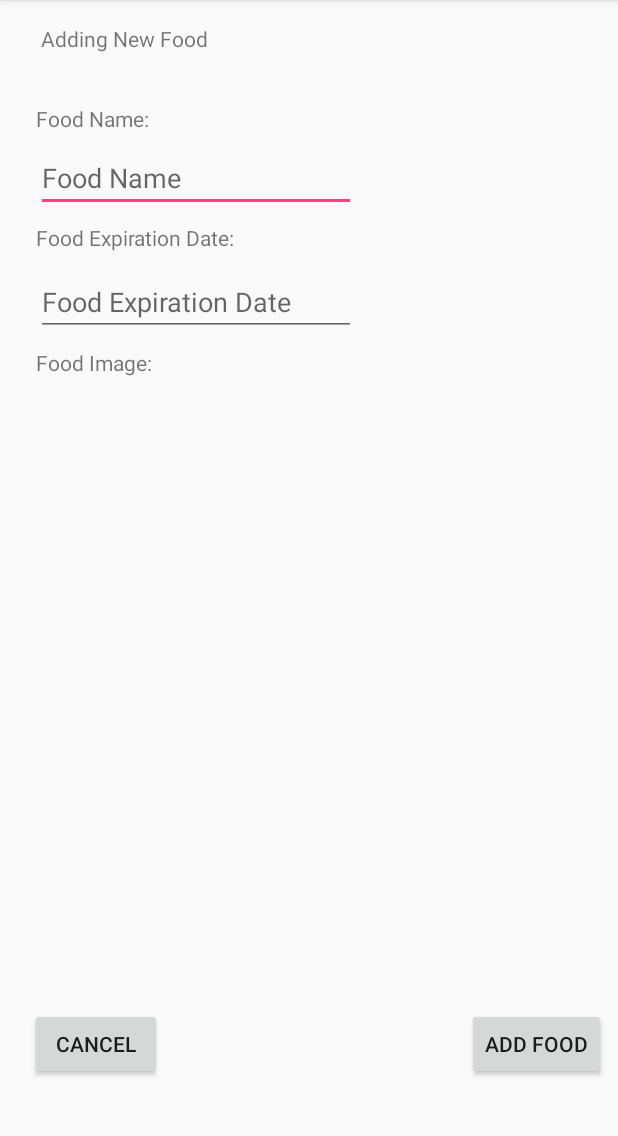
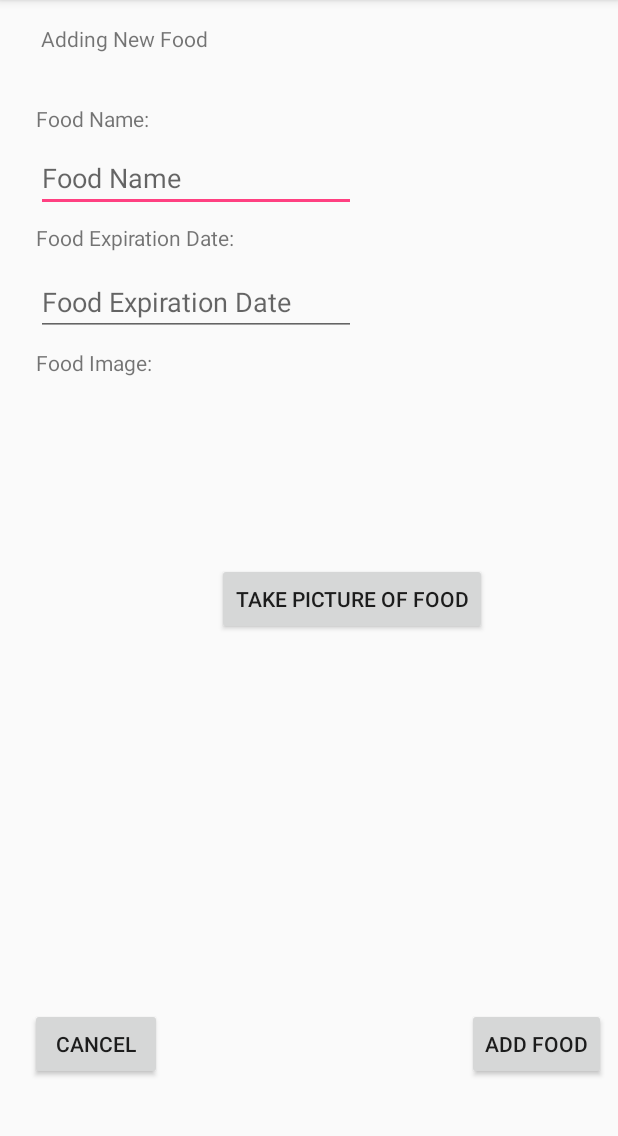
Before and after one commit to heyItsAma/RipeBananas, an Android app: the AddFood screen opened directly, with no data from a screen before it, on a phone screen of 412 x 824 dp, the part 84-1220 px from its top. Run offline under Robolectric (Android 15) with nearby library versions, the phone set to English and light mode, and no system bars; 1 statement that could not run was skipped.

```diff
--- a/app/src/main/AndroidManifest.xml
+++ b/app/src/main/AndroidManifest.xml
@@ -1,6 +1,9 @@
 <?xml version="1.0" encoding="utf-8"?>
 <manifest xmlns:android="http://schemas.android.com/apk/res/android"
     package="com.example.tehhuzzlenut.ripebananas">
+
+    <uses-feature android:name="android.hardware.camera"
+        android:required="false" />
 
     <application
         android:name="android.support.multidex.MultiDexApplication"
--- a/app/src/main/java/com/example/tehhuzzlenut/ripebananas/AddFood.java
+++ b/app/src/main/java/com/example/tehhuzzlenut/ripebananas/AddFood.java
@@ -1,12 +1,16 @@
 package com.example.tehhuzzlenut.ripebananas;
 
 import android.content.Intent;
+import android.content.pm.PackageManager;
+import android.graphics.Bitmap;
+import android.provider.MediaStore;
 import android.support.v7.app.AppCompatActivity;
 import android.os.Bundle;
 import android.util.Log;
 import android.view.View;
 import android.widget.Button;
 import android.widget.EditText;
+import android.widget.ImageView;
 import android.widget.Toast;
 
 public class AddFood extends AppCompatActivity {
@@ -19,6 +23,11 @@ public class AddFood extends AppCompatActivity {
 
     //Database
     DatabaseHelper db;
+
+    //Camera
+    public static final int REQUEST_CAPTURE = 20;
+    ImageView foodPhoto;
+    private Button takeFoodPhoto;
 
     @Override
     protected void onCreate(Bundle savedInstanceState) {
@@ -46,6 +55,43 @@ public class AddFood extends AppCompatActivity {
                 addNewFood();
             }
         });
+
+        //Picture Button Setup
+
+        //Check for Camera
+        if(!hasCamera()){
+            takeFoodPhoto.setEnabled(false);
+        }
+
+        takeFoodPhoto = (Button) findViewById(R.id.foodPictureButton);
+        takeFoodPhoto.setOnClickListener(new View.OnClickListener() {
+            @Override
+            public void onClick(View view) {
+                launchCamera(view);
+            }
+        });
+
+    }
+
+    public boolean hasCamera(){
+        return getPackageManager().hasSystemFeature(PackageManager.FEATURE_CAMERA_ANY);
+    }
+
+    public void launchCamera(View v){
+        Intent i = new Intent(MediaStore.ACTION_IMAGE_CAPTURE);
+        startActivityForResult(i, REQUEST_CAPTURE);
+    }
+
+    @Override
+    protected void onActivityResult(int requestCode, int resultCode, Intent data) {
+        super.onActivityResult(requestCode, resultCode, data);
+        if(requestCode == REQUEST_CAPTURE && resultCode == RESULT_OK){
+            Bundle extras = data.getExtras();
+            Bitmap imageBitmap = (Bitmap) extras.get("data");
+            foodPhoto = (ImageView) findViewById(R.id.foodCameraImage);
+            foodPhoto.setImageBitmap(imageBitmap);
+            //foodPhoto.invalidate();
+        }
     }
 
     private void addNewFood() {
--- a/app/src/main/res/layout/activity_add_food.xml
+++ b/app/src/main/res/layout/activity_add_food.xml
@@ -100,4 +100,32 @@
         app:layout_constraintStart_toStartOf="parent"
         app:layout_constraintTop_toBottomOf="@+id/addFoodExpDate"
         app:layout_constraintVertical_bias="1.0" />
+
+    <Button
+        android:id="@+id/foodPictureButton"
+        android:layout_width="wrap_content"
+        android:layout_height="wrap_content"
+        android:layout_marginEnd="8dp"
+        android:layout_marginStart="100dp"
+        android:layout_marginTop="124dp"
+        android:text="Take Picture of Food"
+        app:layout_constraintEnd_toEndOf="parent"
+        app:layout_constraintHorizontal_bias="0.36"
+        app:layout_constraintStart_toStartOf="parent"
+        app:layout_constraintTop_toBottomOf="@+id/addImage" />
+
+    <ImageView
+        android:id="@+id/foodCameraImage"
+        android:layout_width="96dp"
+        android:layout_height="97dp"
+        android:layout_marginBottom="8dp"
+        android:layout_marginEnd="8dp"
+        android:layout_marginStart="8dp"
+        android:layout_marginTop="8dp"
+        app:layout_constraintBottom_toTopOf="@+id/foodPictureButton"
+        app:layout_constraintEnd_toEndOf="parent"
+        app:layout_constraintStart_toStartOf="parent"
+        app:layout_constraintTop_toBottomOf="@+id/addImage"
+        app:layout_constraintVertical_bias="0.0" />
+
 </android.support.constraint.ConstraintLayout>
```
